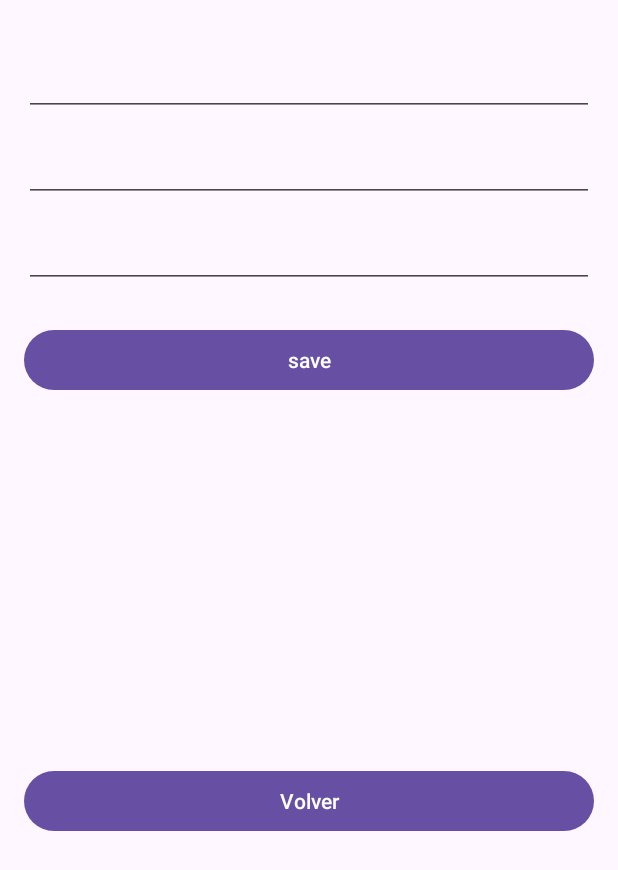
After one commit to Enriiqueeee/pmdm-mayo, an Android app: the AddClientFragment screen opened through its navigation route, on a phone screen of 412 x 824 dp. The commit adds this screen. Shown: the top 870 px of the screen. Run offline under Robolectric (Android 15) with nearby library versions, the phone set to English and light mode, and no system bars; 3 statements that could not run were skipped.

Commit message:
Terminado el apartado 2

```diff
--- a/app/src/main/java/edu/iesam/pmdm_mayo/features/client/data/ClientDataRepository.kt
+++ b/app/src/main/java/edu/iesam/pmdm_mayo/features/client/data/ClientDataRepository.kt
@@ -21,4 +21,7 @@ class ClientDataRepository(private val db: ClientDbLocalDataSource, private val
     override suspend fun deleteClient(client: Client) {
         return db.deleteClient(client)
     }
+    override suspend fun saveClient(client: Client) {
+        db.saveClient(client)
+    }
 }
--- a/app/src/main/java/edu/iesam/pmdm_mayo/features/client/data/local/ClientDao.kt
+++ b/app/src/main/java/edu/iesam/pmdm_mayo/features/client/data/local/ClientDao.kt
@@ -14,7 +14,8 @@ interface ClientDao {
     @Insert(onConflict = OnConflictStrategy.REPLACE)
     suspend fun saveAll(clients: List<ClientEntity>)
 
-
+    @Insert(onConflict = OnConflictStrategy.REPLACE)
+    suspend fun save(clients: ClientEntity)
     @Delete
     suspend fun delete(client: ClientEntity)
 }
--- a/app/src/main/java/edu/iesam/pmdm_mayo/features/client/data/local/ClientDbLocalDataSource.kt
+++ b/app/src/main/java/edu/iesam/pmdm_mayo/features/client/data/local/ClientDbLocalDataSource.kt
@@ -18,4 +18,8 @@ class ClientDbLocalDataSource(private val clientDao: ClientDao) {
     suspend fun deleteClient(client: Client){
         clientDao.delete(client.toEntity())
     }
+
+    suspend fun saveClient(client: Client) {
+        clientDao.save(client.toEntity())
+    }
 }
--- a/app/src/main/java/edu/iesam/pmdm_mayo/features/client/domain/ClientRepository.kt
+++ b/app/src/main/java/edu/iesam/pmdm_mayo/features/client/domain/ClientRepository.kt
@@ -3,4 +3,5 @@ package edu.iesam.pmdm_mayo.features.client.domain
 interface ClientRepository {
     suspend fun getClients(): List<Client>
     suspend fun deleteClient(client: Client)
+    suspend fun saveClient(client: Client)
 }
--- /dev/null
+++ b/app/src/main/java/edu/iesam/pmdm_mayo/features/client/presentation/AddClientFragment.kt
@@ -0,0 +1,55 @@
+package edu.iesam.pmdm_mayo.features.client.presentation
+
+import android.os.Bundle
+import android.view.LayoutInflater
+import android.view.View
+import android.view.ViewGroup
+import androidx.fragment.app.Fragment
+import edu.iesam.pmdm_mayo.R
+import edu.iesam.pmdm_mayo.databinding.AddClientFragmentBinding
+import edu.iesam.pmdm_mayo.features.client.domain.Client
+import org.koin.androidx.viewmodel.ext.android.viewModel
+
+class AddClientFragment : Fragment() {
+
+    private var _binding: AddClientFragmentBinding? = null
+    private val binding get() = _binding!!
+
+    private val viewModel: ClientViewModel by viewModel()
+
+    override fun onCreateView(
+        inflater: LayoutInflater,
+        container: ViewGroup?,
+        savedInstanceState: Bundle?
+    ): View {
+        _binding = AddClientFragmentBinding.inflate(inflater, container, false)
+        return binding.root
+    }
+
+    override fun onViewCreated(view: View, savedInstanceState: Bundle?) {
+        super.onViewCreated(view, savedInstanceState)
+        setupViews()
+    }
+
+
+    private fun setupViews() {
+        binding.btnSave.setOnClickListener {
+            val client = Client(
+                dni = binding.inputDni.text.toString().toInt(),
+                name = binding.inputName.text.toString(),
+                email = binding.inputEmail.text.toString()
+            )
+            viewModel.saveClient(client)
+            requireActivity().onBackPressedDispatcher.onBackPressed()
+        }
+
+        binding.btnBack.setOnClickListener {
+            requireActivity().onBackPressedDispatcher.onBackPressed()
+        }
+    }
+
+    override fun onDestroyView() {
+        super.onDestroyView()
+        _binding = null
+    }
+}
--- a/app/src/main/java/edu/iesam/pmdm_mayo/features/client/presentation/ClientFragment.kt
+++ b/app/src/main/java/edu/iesam/pmdm_mayo/features/client/presentation/ClientFragment.kt
@@ -4,8 +4,11 @@ import android.os.Bundle
 import android.view.LayoutInflater
 import android.view.View
 import android.view.ViewGroup
+import androidx.appcompat.widget.Toolbar
 import androidx.fragment.app.Fragment
+import androidx.navigation.fragment.findNavController
 import androidx.recyclerview.widget.LinearLayoutManager
+import edu.iesam.pmdm_mayo.R
 import edu.iesam.pmdm_mayo.databinding.ClientFragmentBinding
 import org.koin.androidx.viewmodel.ext.android.viewModel
 
@@ -29,6 +32,7 @@ class ClientFragment : Fragment() {
         super.onViewCreated(view, savedInstanceState)
         setupViews()
         setupObservers()
+        setupToolbar()
         viewModel.loadClient()
     }
 
@@ -50,6 +54,23 @@ class ClientFragment : Fragment() {
         }
     }
 
+    private fun setupToolbar() {
+        binding.toolbar.title = "Clientes"
+        binding.toolbar.inflateMenu(R.menu.menu_client)
+        binding.toolbar.setOnMenuItemClickListener {
+            when (it.itemId) {
+                R.id.action_add_client -> {
+                    findNavController().navigate(
+                        ClientFragmentDirections.actionClientFragmentToAddClientFragment()
+                    )
+                    true
+                }
+                else -> false
+            }
+        }
+    }
+
+
     override fun onDestroyView() {
         super.onDestroyView()
         _binding = null
--- /dev/null
+++ b/app/src/main/res/drawable/ic_add.xml
@@ -0,0 +1,5 @@
+<vector xmlns:android="http://schemas.android.com/apk/res/android" android:height="24dp" android:tint="#000000" android:viewportHeight="24" android:viewportWidth="24" android:width="24dp">
+
+    <path android:fillColor="@android:color/white" android:pathData="M13,8c0,-2.21 -1.79,-4 -4,-4S5,5.79 5,8s1.79,4 4,4S13,10.21 13,8zM15,10v2h3v3h2v-3h3v-2h-3V7h-2v3H15zM1,18v2h16v-2c0,-2.66 -5.33,-4 -8,-4S1,15.34 1,18z"/>
+
+</vector>
--- /dev/null
+++ b/app/src/main/res/drawable/ic_back.xml
@@ -0,0 +1,5 @@
+<vector xmlns:android="http://schemas.android.com/apk/res/android" android:autoMirrored="true" android:height="24dp" android:tint="#000000" android:viewportHeight="24" android:viewportWidth="24" android:width="24dp">
+
+    <path android:fillColor="@android:color/white" android:pathData="M20,11H7.83l5.59,-5.59L12,4l-8,8 8,8 1.41,-1.41L7.83,13H20v-2z"/>
+
+</vector>
--- /dev/null
+++ b/app/src/main/res/layout/add_client_fragment.xml
@@ -0,0 +1,60 @@
+<androidx.constraintlayout.widget.ConstraintLayout
+    xmlns:android="http://schemas.android.com/apk/res/android"
+    xmlns:app="http://schemas.android.com/apk/res-auto"
+    android:layout_width="match_parent"
+    android:layout_height="match_parent"
+    android:padding="16dp">
+
+
+    <EditText
+        android:id="@+id/inputDni"
+        android:layout_width="0dp"
+        android:layout_height="wrap_content"
+        app:layout_constraintTop_toTopOf="parent"
+        app:layout_constraintStart_toStartOf="parent"
+        app:layout_constraintEnd_toEndOf="parent"
+        android:layout_marginTop="16dp"/>
+
+    <EditText
+        android:id="@+id/inputName"
+        android:layout_width="0dp"
+        android:layout_height="wrap_content"
+        android:autofillHints=""
+        app:layout_constraintTop_toBottomOf="@id/inputDni"
+        app:layout_constraintStart_toStartOf="parent"
+        app:layout_constraintEnd_toEndOf="parent"
+        android:layout_marginTop="12dp"/>
+
+    <EditText
+        android:id="@+id/inputEmail"
+        android:layout_width="0dp"
+        android:layout_height="wrap_content"
+        android:autofillHints=""
+        app:layout_constraintTop_toBottomOf="@id/inputName"
+        app:layout_constraintStart_toStartOf="parent"
+        app:layout_constraintEnd_toEndOf="parent"
+        android:layout_marginTop="12dp"/>
+
+    <Button
+        android:id="@+id/btnSave"
+        android:layout_width="0dp"
+        android:layout_height="wrap_content"
+        android:text="@string/save"
+        app:layout_constraintTop_toBottomOf="@id/inputEmail"
+        app:layout_constraintStart_toStartOf="parent"
+        app:layout_constraintEnd_toEndOf="parent"
+        android:layout_marginTop="24dp" />
+
+    <Button
+        android:id="@+id/btnBack"
+        android:layout_width="0dp"
+        android:layout_height="wrap_content"
+        android:text="@string/back"
+        app:layout_constraintTop_toBottomOf="@id/btnSave"
+        app:layout_constraintStart_toStartOf="parent"
+        app:layout_constraintEnd_toEndOf="parent"
+        app:layout_constraintBottom_toBottomOf="parent"
+        android:layout_marginTop="12dp"
+        android:layout_marginBottom="16dp" />
+
+</androidx.constraintlayout.widget.ConstraintLayout>
--- /dev/null
+++ b/app/src/main/res/menu/menu_client.xml
@@ -0,0 +1,8 @@
+<menu xmlns:android="http://schemas.android.com/apk/res/android"
+    xmlns:app="http://schemas.android.com/apk/res-auto">
+    <item
+        android:id="@+id/action_add_client"
+        android:icon="@drawable/ic_add"
+        android:title="@string/Add"
+        app:showAsAction="ifRoom" />
+</menu>
--- a/app/src/main/res/navigation/nav_graph.xml
+++ b/app/src/main/res/navigation/nav_graph.xml
@@ -3,14 +3,21 @@
     xmlns:app="http://schemas.android.com/apk/res-auto"
     xmlns:tools="http://schemas.android.com/tools"
     android:id="@+id/nav_graph.xml"
-    app:startDestination="@id/clients">
+    app:startDestination="@id/clientFragment">
 
     <fragment
-        android:id="@+id/clients"
+        android:id="@+id/clientFragment"
         android:name="edu.iesam.pmdm_mayo.features.client.presentation.ClientFragment"
-        android:label="@string/clients"
-        tools:layout="@layout/client_fragment">
-
+        android:label="Clientes">
+        <action
+            android:id="@+id/action_clientFragment_to_addClientFragment"
+            app:destination="@id/addClientFragment" />
     </fragment>
 
+    <fragment
+        android:id="@+id/addClientFragment"
+        android:name="edu.iesam.pmdm_mayo.features.client.presentation.AddClientFragment"
+        android:label="Añadir Cliente" />
+
+
 </navigation>
--- a/app/src/main/res/values/strings.xml
+++ b/app/src/main/res/values/strings.xml
@@ -2,4 +2,7 @@
     <string name="app_name">pmdm-mayo</string>
     <string name="clients">clients</string>
     <string name="delete">delete\n</string>
+    <string name="Add">Añadir</string>
+    <string name="save">save</string>
+    <string name="back">Volver</string>
 </resources>
```
Also changed, not shown: app/src/main/java/edu/iesam/pmdm_mayo/features/client/domain/SaveClientUseCase.kt (added, +11 -0 lines), app/src/main/java/edu/iesam/pmdm_mayo/features/client/presentation/ClientViewModel.kt (+10 -1 lines), app/src/main/res/layout/client_fragment.xml (+14 -4 lines).
